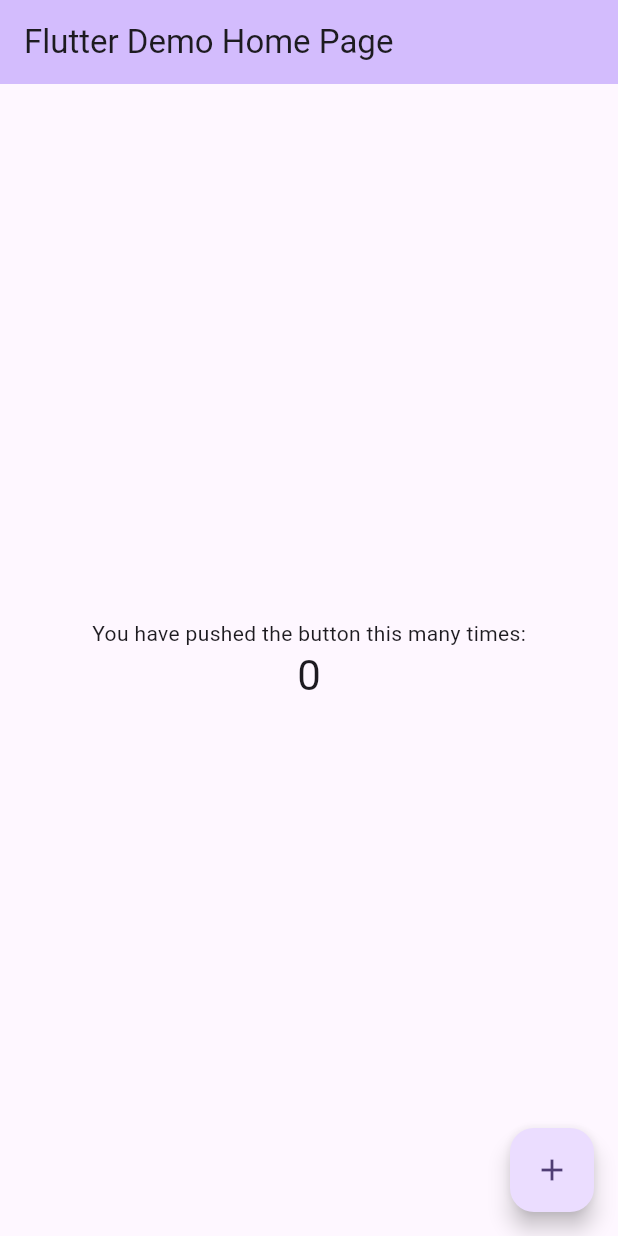
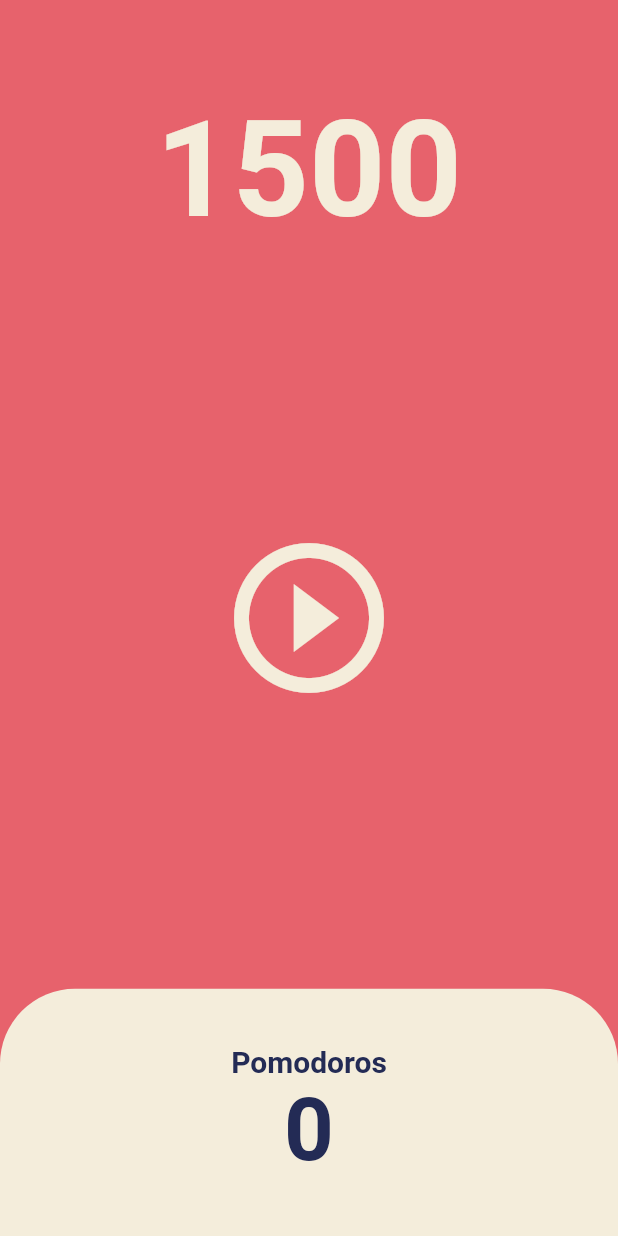
Before and after one commit to KimKW1007/flutter, a Flutter app: the screen it shows after launch, on a phone screen of 412 x 824 dp. Run offline on Flutter 3.47's test engine with Material 2 defaults, Android fonts, the phone set to English and light mode, and no system bars.

Commit message:
feat : home_screen - 타이머 생성

```diff
--- a/pomodoro_app/lib/main.dart
+++ b/pomodoro_app/lib/main.dart
@@ -1,125 +1,27 @@
 import 'package:flutter/material.dart';
 
+import 'screens/home_screen.dart';
+
 void main() {
-  runApp(const MyApp());
+  runApp(MyApp());
 }
 
 class MyApp extends StatelessWidget {
-  const MyApp({super.key});
-
-  // This widget is the root of your application.
   @override
   Widget build(BuildContext context) {
     return MaterialApp(
-      title: 'Flutter Demo',
       theme: ThemeData(
-        // This is the theme of your application.
-        //
-        // TRY THIS: Try running your application with "flutter run". You'll see
-        // the application has a blue toolbar. Then, without quitting the app,
-        // try changing the seedColor in the colorScheme below to Colors.green
-        // and then invoke "hot reload" (save your changes or press the "hot
-        // reload" button in a Flutter-supported IDE, or press "r" if you used
-        // the command line to start the app).
-        //
-        // Notice that the counter didn't reset back to zero; the application
-        // state is not lost during the reload. To reset the state, use hot
-        // restart instead.
-        //
-        // This works for code too, not just values: Most code changes can be
-        // tested with just a hot reload.
-        colorScheme: ColorScheme.fromSeed(seedColor: Colors.deepPurple),
-        useMaterial3: true,
+        colorScheme: ColorScheme.fromSwatch(
+          backgroundColor: const Color(0xFFE7626C),
+        ),
+        textTheme: const TextTheme(
+          displayLarge: TextStyle(
+            color: Color(0xFF232B55),
+          ),
+        ),
+        cardColor: const Color(0xFFF4EDDB),
       ),
-      home: const MyHomePage(title: 'Flutter Demo Home Page'),
+      home: const HomeScreen(),
     );
   }
 }
-
-class MyHomePage extends StatefulWidget {
-  const MyHomePage({super.key, required this.title});
-
-  // This widget is the home page of your application. It is stateful, meaning
-  // that it has a State object (defined below) that contains fields that affect
-  // how it looks.
-
-  // This class is the configuration for the state. It holds the values (in this
-  // case the title) provided by the parent (in this case the App widget) and
-  // used by the build method of the State. Fields in a Widget subclass are
-  // always marked "final".
-
-  final String title;
-
-  @override
-  State<MyHomePage> createState() => _MyHomePageState();
-}
-
-class _MyHomePageState extends State<MyHomePage> {
-  int _counter = 0;
-
-  void _incrementCounter() {
-    setState(() {
-      // This call to setState tells the Flutter framework that something has
-      // changed in this State, which causes it to rerun the build method below
-      // so that the display can reflect the updated values. If we changed
-      // _counter without calling setState(), then the build method would not be
-      // called again, and so nothing would appear to happen.
-      _counter++;
-    });
-  }
-
-  @override
-  Widget build(BuildContext context) {
-    // This method is rerun every time setState is called, for instance as done
-    // by the _incrementCounter method above.
-    //
-    // The Flutter framework has been optimized to make rerunning build methods
-    // fast, so that you can just rebuild anything that needs updating rather
-    // than having to individually change instances of widgets.
-    return Scaffold(
-      appBar: AppBar(
-        // TRY THIS: Try changing the color here to a specific color (to
-        // Colors.amber, perhaps?) and trigger a hot reload to see the AppBar
-        // change color while the other colors stay the same.
-        backgroundColor: Theme.of(context).colorScheme.inversePrimary,
-        // Here we take the value from the MyHomePage object that was created by
-        // the App.build method, and use it to set our appbar title.
-        title: Text(widget.title),
-      ),
-      body: Center(
-        // Center is a layout widget. It takes a single child and positions it
-        // in the middle of the parent.
-        child: Column(
-          // Column is also a layout widget. It takes a list of children and
-          // arranges them vertically. By default, it sizes itself to fit its
-          // children horizontally, and tries to be as tall as its parent.
-          //
-          // Column has various properties to control how it sizes itself and
-          // how it positions its children. Here we use mainAxisAlignment to
-          // center the children vertically; the main axis here is the vertical
-          // axis because Columns are vertical (the cross axis would be
-          // horizontal).
-          //
-          // TRY THIS: Invoke "debug painting" (choose the "Toggle Debug Paint"
-          // action in the IDE, or press "p" in the console), to see the
-          // wireframe for each widget.
-          mainAxisAlignment: MainAxisAlignment.center,
-          children: <Widget>[
-            const Text(
-              'You have pushed the button this many times:',
-            ),
-            Text(
-              '$_counter',
-              style: Theme.of(context).textTheme.headlineMedium,
-            ),
-          ],
-        ),
-      ),
-      floatingActionButton: FloatingActionButton(
-        onPressed: _incrementCounter,
-        tooltip: 'Increment',
-        child: const Icon(Icons.add),
-      ), // This trailing comma makes auto-formatting nicer for build methods.
-    );
-  }
-}
--- /dev/null
+++ b/pomodoro_app/lib/screens/home_screen.dart
@@ -0,0 +1,114 @@
+import 'dart:async';
+
+import 'package:flutter/material.dart';
+
+class HomeScreen extends StatefulWidget {
+  const HomeScreen({super.key});
+
+  @override
+  State<HomeScreen> createState() => _HomeScreenState();
+}
+
+class _HomeScreenState extends State<HomeScreen> {
+  int totalSeconds = 1500;
+  bool isRunning = false;
+  late Timer timer;
+
+  void onTick(Timer timer) {
+    setState(() {
+      totalSeconds -= 1;
+    });
+  }
+
+  void onStatePressed() {
+    timer = Timer.periodic(const Duration(seconds: 1), onTick);
+    setState(() {
+      isRunning = true;
+    });
+  }
+
+  void onPausePressed() {
+    timer.cancel();
+    setState(() {
+      isRunning = false;
+    });
+  }
+
+  @override
+  Widget build(BuildContext context) {
+    return Scaffold(
+      backgroundColor: Theme.of(context).colorScheme.background,
+      body: Column(
+        children: [
+          Flexible(
+            flex: 1,
+            child: Container(
+              alignment: Alignment.bottomCenter,
+              child: Text(
+                '$totalSeconds',
+                style: TextStyle(
+                  color: Theme.of(context).cardColor,
+                  fontSize: 89,
+                  fontWeight: FontWeight.w600,
+                ),
+              ),
+            ),
+          ),
+          Flexible(
+            flex: 3,
+            child: Center(
+              child: IconButton(
+                onPressed: isRunning ? onPausePressed : onStatePressed,
+                icon: Icon(isRunning
+                    ? Icons.pause_circle_outline
+                    : Icons.play_circle_outline),
+                iconSize: 120,
+                color: Theme.of(context).cardColor,
+              ),
+            ),
+          ),
+          Flexible(
+            flex: 1,
+            child: Row(
+              children: [
+                Expanded(
+                  child: Container(
+                    decoration: BoxDecoration(
+                      color: Theme.of(context).cardColor,
+                      borderRadius: const BorderRadius.only(
+                          topLeft: Radius.circular(50),
+                          topRight: Radius.circular(50)),
+                    ),
+                    child: Column(
+                      mainAxisAlignment: MainAxisAlignment.center,
+                      children: [
+                        Text(
+                          'Pomodoros',
+                          style: TextStyle(
+                            fontSize: 20,
+                            color:
+                                Theme.of(context).textTheme.displayLarge!.color,
+                            fontWeight: FontWeight.w600,
+                          ),
+                        ),
+                        Text(
+                          "0",
+                          style: TextStyle(
+                            fontSize: 58,
+                            color:
+                                Theme.of(context).textTheme.displayLarge!.color,
+                            fontWeight: FontWeight.w600,
+                          ),
+                        )
+                      ],
+                    ),
+                  ),
+                ),
+              ],
+            ),
+          ),
+        ],
+      ),
+    );
+  }
+}
```
Also changed, not shown: 1 other file.
